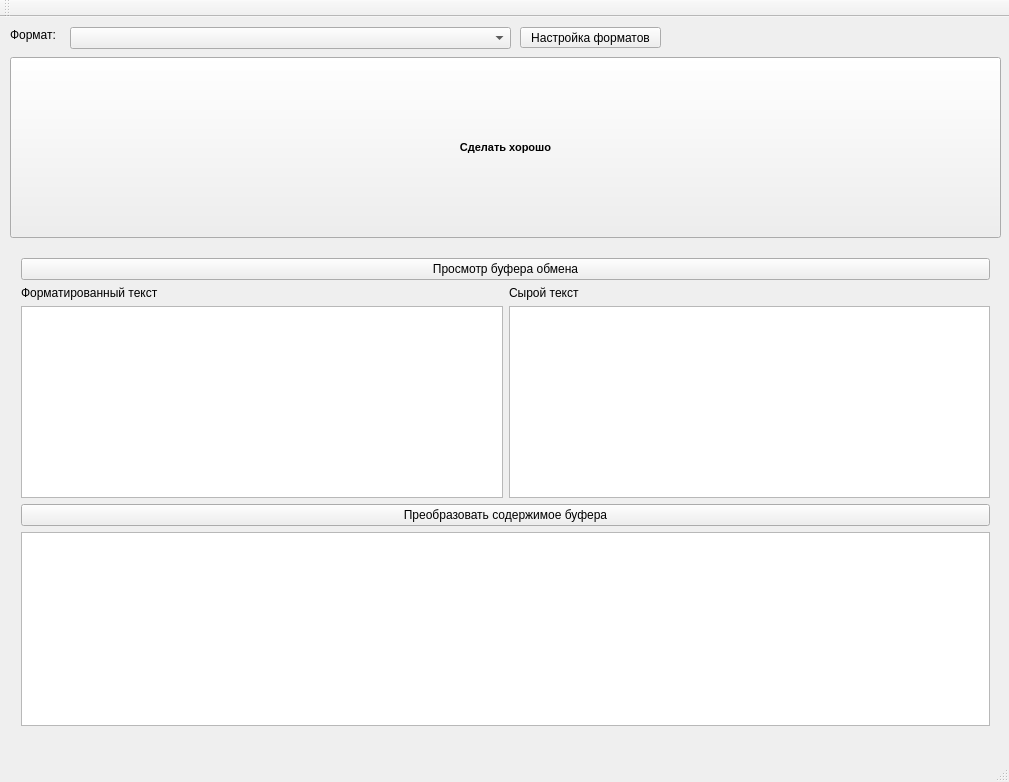
The window that MainWindow.ui (xintrea/clipfixer) describes before a commit, drawn with Qt 5.
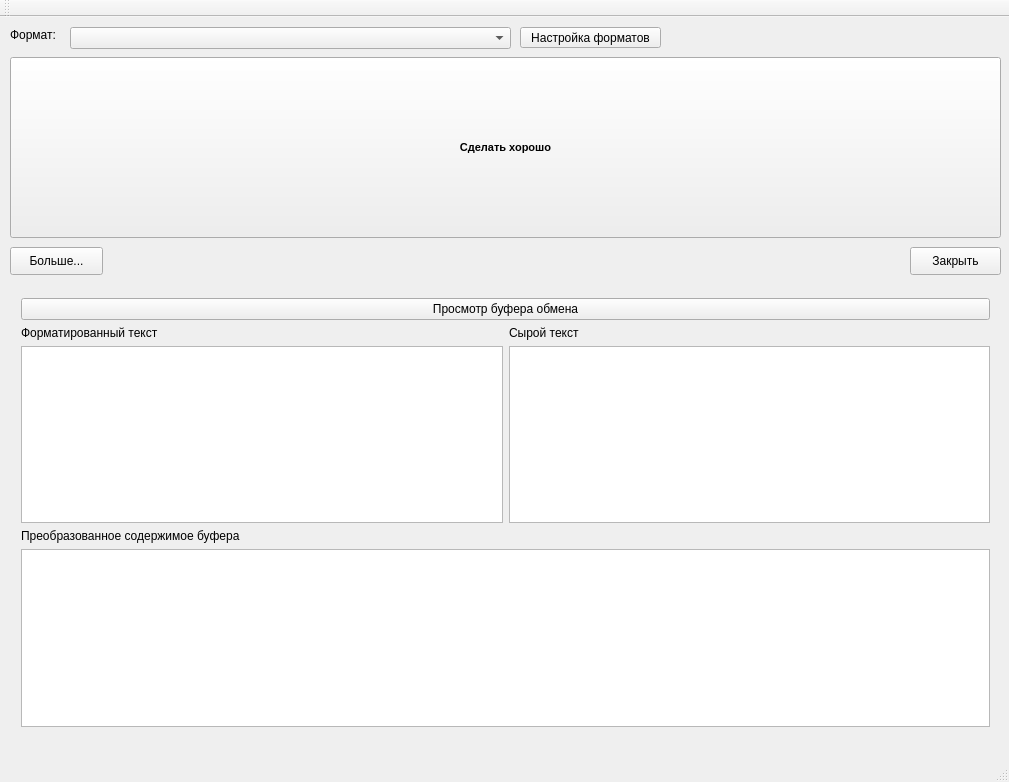
The same window after the commit.

Commit message: Добавлены кнопки выхода и разворачивания- сворачивания инструментов

What changed in the file:
```diff
--- a/MainWindow.ui
+++ b/MainWindow.ui
@@ -14,70 +14,6 @@
    <string>MainWindow</string>
   </property>
   <widget class="QWidget" name="centralWidget">
-   <widget class="QWidget" name="verticalLayoutWidget_3">
-    <property name="geometry">
-     <rect>
-      <x>10</x>
-      <y>230</y>
-      <width>991</width>
-      <height>490</height>
-     </rect>
-    </property>
-    <layout class="QVBoxLayout" name="verticalLayout_3" stretch="0,0,0,0">
-     <property name="sizeConstraint">
-      <enum>QLayout::SetMaximumSize</enum>
-     </property>
-     <item>
-      <widget class="QPushButton" name="viewBufferButton">
-       <property name="text">
-        <string>Просмотр буфера обмена</string>
-       </property>
-      </widget>
-     </item>
-     <item>
-      <layout class="QHBoxLayout" name="horizontalLayout">
-       <item>
-        <layout class="QVBoxLayout" name="verticalLayout_2">
-         <item>
-          <widget class="QLabel" name="label">
-           <property name="text">
-            <string>Форматированный текст</string>
-           </property>
-          </widget>
-         </item>
-         <item>
-          <widget class="QTextEdit" name="sourceFormattingText"/>
-         </item>
-        </layout>
-       </item>
-       <item>
-        <layout class="QVBoxLayout" name="verticalLayout">
-         <item>
-          <widget class="QLabel" name="label_2">
-           <property name="text">
-            <string>Сырой текст</string>
-           </property>
-          </widget>
-         </item>
-         <item>
-          <widget class="QTextEdit" name="sourceText"/>
-         </item>
-        </layout>
-       </item>
-      </layout>
-     </item>
-     <item>
-      <widget class="QPushButton" name="translateBufferButton">
-       <property name="text">
-        <string>Преобразовать содержимое буфера</string>
-       </property>
-      </widget>
-     </item>
-     <item>
-      <widget class="QTextEdit" name="translateBufferText"/>
-     </item>
-    </layout>
-   </widget>
    <widget class="QPushButton" name="setupDataFormatButton">
     <property name="geometry">
      <rect>
@@ -137,6 +73,106 @@
      <bool>true</bool>
     </property>
    </widget>
+   <widget class="QPushButton" name="closeButton">
+    <property name="geometry">
+     <rect>
+      <x>910</x>
+      <y>230</y>
+      <width>91</width>
+      <height>28</height>
+     </rect>
+    </property>
+    <property name="text">
+     <string>Закрыть</string>
+    </property>
+   </widget>
+   <widget class="QPushButton" name="additionToolsButton">
+    <property name="geometry">
+     <rect>
+      <x>10</x>
+      <y>230</y>
+      <width>93</width>
+      <height>28</height>
+     </rect>
+    </property>
+    <property name="text">
+     <string>Больше...</string>
+    </property>
+   </widget>
+   <widget class="QWidget" name="additionToolsWidget" native="true">
+    <property name="geometry">
+     <rect>
+      <x>10</x>
+      <y>270</y>
+      <width>991</width>
+      <height>471</height>
+     </rect>
+    </property>
+    <widget class="QWidget" name="verticalLayoutWidget_3">
+     <property name="geometry">
+      <rect>
+       <x>0</x>
+       <y>0</y>
+       <width>991</width>
+       <height>451</height>
+      </rect>
+     </property>
+     <layout class="QVBoxLayout" name="additionToolsLayout" stretch="0,0,0,0">
+      <property name="sizeConstraint">
+       <enum>QLayout::SetMaximumSize</enum>
+      </property>
+      <item>
+       <widget class="QPushButton" name="viewBufferButton">
+        <property name="text">
+         <string>Просмотр буфера обмена</string>
+        </property>
+       </widget>
+      </item>
+      <item>
+       <layout class="QHBoxLayout" name="horizontalLayout">
+        <item>
+         <layout class="QVBoxLayout" name="verticalLayout_2">
+          <item>
+           <widget class="QLabel" name="label">
+            <property name="text">
+             <string>Форматированный текст</string>
+            </property>
+           </widget>
+          </item>
+          <item>
+           <widget class="QTextEdit" name="sourceFormattingText"/>
+          </item>
+         </layout>
+        </item>
+        <item>
+         <layout class="QVBoxLayout" name="verticalLayout">
+          <item>
+           <widget class="QLabel" name="label_2">
+            <property name="text">
+             <string>Сырой текст</string>
+            </property>
+           </widget>
+          </item>
+          <item>
+           <widget class="QTextEdit" name="sourceText"/>
+          </item>
+         </layout>
+        </item>
+       </layout>
+      </item>
+      <item>
+       <widget class="QLabel" name="label_4">
+        <property name="text">
+         <string>Преобразованное содержимое буфера</string>
+        </property>
+       </widget>
+      </item>
+      <item>
+       <widget class="QTextEdit" name="translateBufferText"/>
+      </item>
+     </layout>
+    </widget>
+   </widget>
   </widget>
   <widget class="QMenuBar" name="menuBar">
    <property name="geometry">
```
The commit also changes 2 other files.
